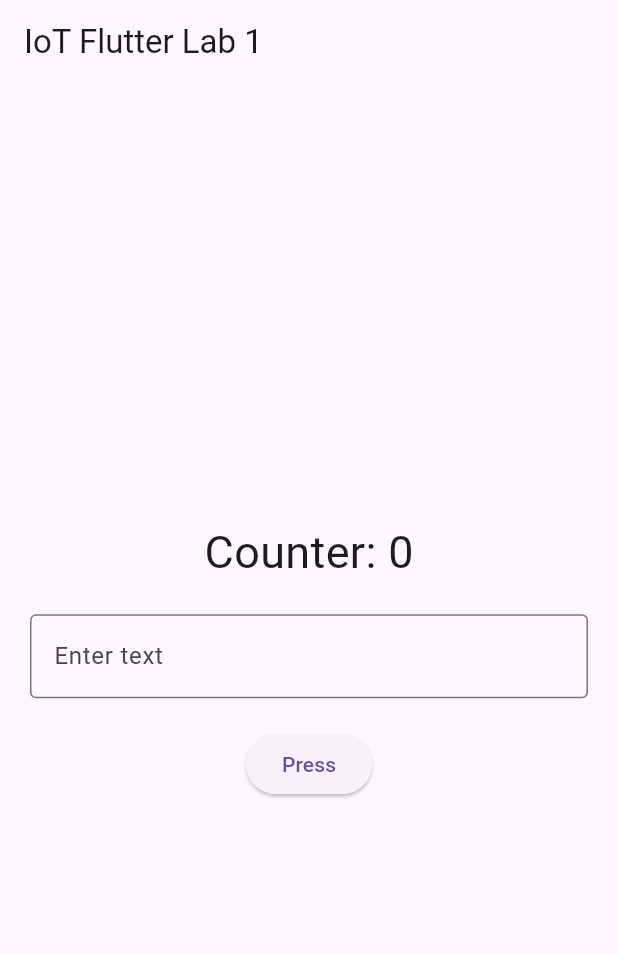
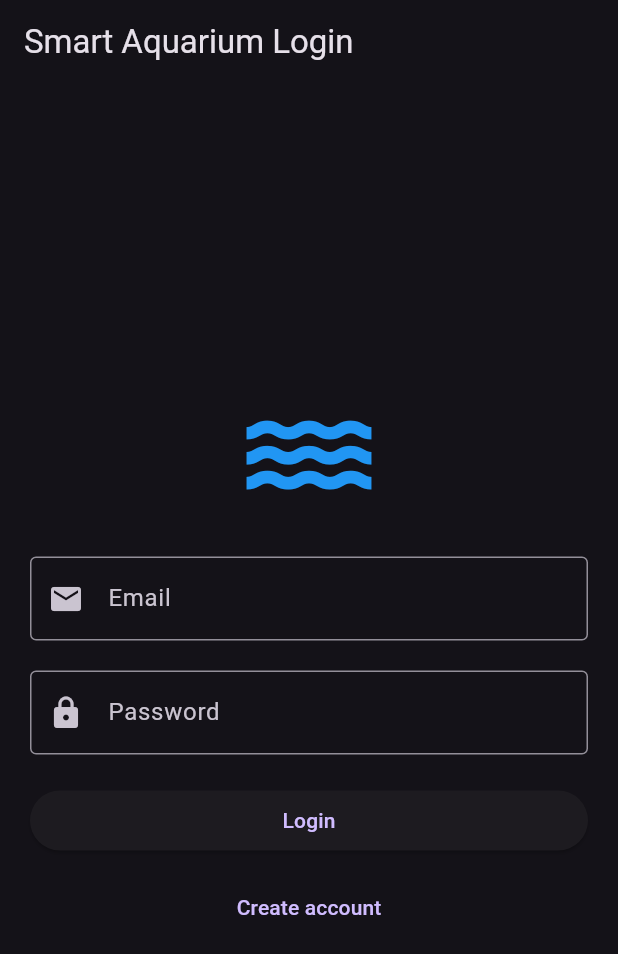
Before and after one commit to Emocean-tp/flutter_labs, a Flutter app: the screen it shows after launch, on a phone screen of 412 x 824 dp. Shown: the top 954 px of the screen. Run offline on Flutter 3.47's test engine with Material 3 defaults, Android fonts, the phone set to English and light mode, and no system bars.

Commit message:
Complete Flutter Lab 2

```diff
--- a/lib/main.dart
+++ b/lib/main.dart
@@ -1,83 +1,20 @@
 import 'package:flutter/material.dart';
+import 'screens/login_screen.dart';
 
 void main() {
-  runApp(const MyApp());
+  runApp(const AquariumApp());
 }
 
-class MyApp extends StatelessWidget {
-  const MyApp({super.key});
+class AquariumApp extends StatelessWidget {
+  const AquariumApp({super.key});
 
   @override
   Widget build(BuildContext context) {
     return MaterialApp(
-      title: 'IoT Flutter Lab',
-      theme: ThemeData(
-        primarySwatch: Colors.blue,
-      ),
-      home: const HomePage(),
+      debugShowCheckedModeBanner: false,
+      title: 'Smart Aquarium Monitor',
+      theme: ThemeData.dark(),
+      home: const LoginScreen(),
     );
   }
 }
-
-class HomePage extends StatefulWidget {
-  const HomePage({super.key});
-
-  @override
-  State<HomePage> createState() => _HomePageState();
-}
-
-class _HomePageState extends State<HomePage> {
-  int counter = 0;
-
-  TextEditingController controller = TextEditingController();
-
-  void increaseCounter() {
-    setState(() {
-      if (controller.text == "Avada Kedavra") {
-        counter = 0;
-      } else {
-        counter++;
-      }
-    });
-  }
-
-  @override
-  Widget build(BuildContext context) {
-    return Scaffold(
-      appBar: AppBar(
-        title: const Text("IoT Flutter Lab 1"),
-      ),
-      body: Center(
-        child: Padding(
-          padding: const EdgeInsets.all(20),
-          child: Column(
-            mainAxisAlignment: MainAxisAlignment.center,
-            children: [
-              Text(
-                "Counter: $counter",
-                style: const TextStyle(fontSize: 30),
-              ),
-
-              const SizedBox(height: 20),
-
-              TextField(
-                controller: controller,
-                decoration: const InputDecoration(
-                  border: OutlineInputBorder(),
-                  labelText: "Enter text",
-                ),
-              ),
-
-              const SizedBox(height: 20),
-
-              ElevatedButton(
-                onPressed: increaseCounter,
-                child: const Text("Press"),
-              ),
-            ],
-          ),
-        ),
-      ),
-    );
-  }
-}
--- /dev/null
+++ b/lib/screens/login_screen.dart
@@ -0,0 +1,74 @@
+import 'package:flutter/material.dart';
+import 'package:iot_flutter_lab1/screens/home_screen.dart';
+import 'package:iot_flutter_lab1/screens/register_screen.dart';
+import 'package:iot_flutter_lab1/widgets/custom_button.dart';
+import 'package:iot_flutter_lab1/widgets/custom_textfield.dart';
+
+class LoginScreen extends StatelessWidget {
+  const LoginScreen({super.key});
+
+  @override
+  Widget build(BuildContext context) {
+    return Scaffold(
+      appBar: AppBar(
+        title: const Text('Smart Aquarium Login'),
+      ),
+      body: Padding(
+        padding: const EdgeInsets.all(20),
+        child: Column(
+          mainAxisAlignment: MainAxisAlignment.center,
+          children: [
+            const Icon(
+              Icons.water,
+              size: 100,
+              color: Colors.blue,
+            ),
+
+            const SizedBox(height: 20),
+
+            const CustomTextField(
+              label: 'Email',
+              icon: Icons.email,
+            ),
+
+            const SizedBox(height: 20),
+
+            const CustomTextField(
+              label: 'Password',
+              icon: Icons.lock,
+              obscureText: true,
+            ),
+
+            const SizedBox(height: 20),
+
+            CustomButton(
+              text: 'Login',
+              onPressed: () {
+                Navigator.push(
+                  context,
+                  MaterialPageRoute(
+                    builder: (context) => const HomeScreen(),
+                  ),
+                );
+              },
+            ),
+
+            const SizedBox(height: 10),
+
+            TextButton(
+              onPressed: () {
+                Navigator.push(
+                  context,
+                  MaterialPageRoute(
+                    builder: (context) => const RegisterScreen(),
+                  ),
+                );
+              },
+              child: const Text('Create account'),
+            ),
+          ],
+        ),
+      ),
+    );
+  }
+}
--- /dev/null
+++ b/lib/widgets/custom_button.dart
@@ -0,0 +1,23 @@
+import 'package:flutter/material.dart';
+
+class CustomButton extends StatelessWidget {
+  const CustomButton({
+    required this.text,
+    required this.onPressed,
+    super.key,
+  });
+
+  final String text;
+  final VoidCallback onPressed;
+
+  @override
+  Widget build(BuildContext context) {
+    return SizedBox(
+      width: double.infinity,
+      child: ElevatedButton(
+        onPressed: onPressed,
+        child: Text(text),
+      ),
+    );
+  }
+}
--- /dev/null
+++ b/lib/widgets/custom_textfield.dart
@@ -0,0 +1,26 @@
+import 'package:flutter/material.dart';
+
+class CustomTextField extends StatelessWidget {
+  const CustomTextField({
+    required this.label,
+    required this.icon,
+    this.obscureText = false,
+    super.key,
+  });
+
+  final String label;
+  final IconData icon;
+  final bool obscureText;
+
+  @override
+  Widget build(BuildContext context) {
+    return TextField(
+      obscureText: obscureText,
+      decoration: InputDecoration(
+        prefixIcon: Icon(icon),
+        labelText: label,
+        border: const OutlineInputBorder(),
+      ),
+    );
+  }
+}
```
Also changed, not shown: lib/screens/home_screen.dart (added, +64 -0 lines), lib/screens/profile_screen.dart (added, +42 -0 lines), lib/screens/register_screen.dart (added, +58 -0 lines), lib/widgets/sensor_card.dart (added, +25 -0 lines).
